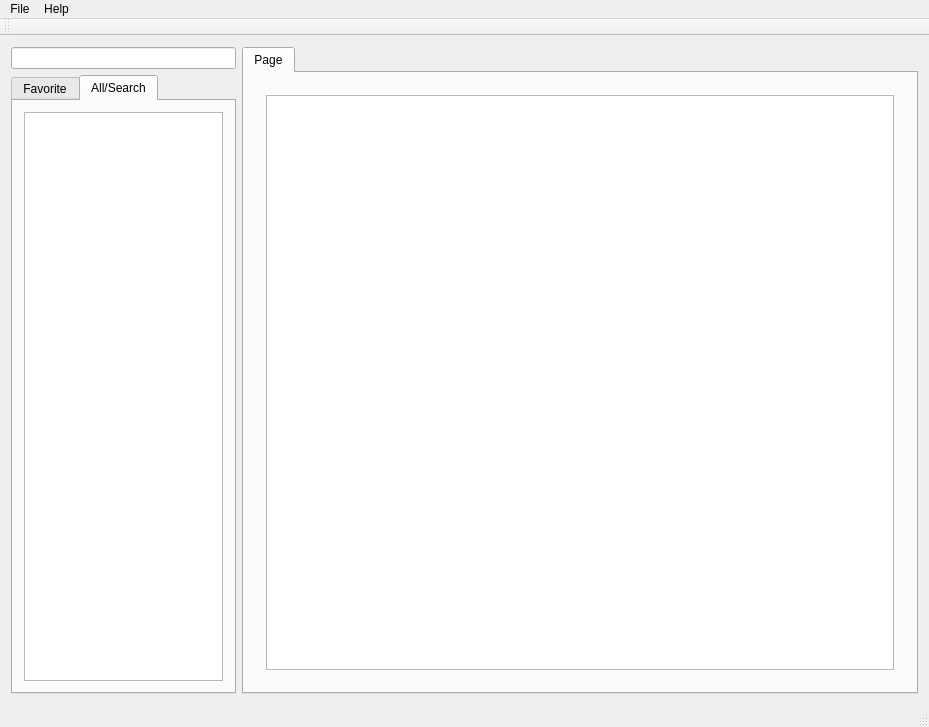
The window that OverwatchPlayerLog/UI/MainWindow.ui (yxbh/Overwatch-Player-Log) describes before a commit, drawn with Qt 5.
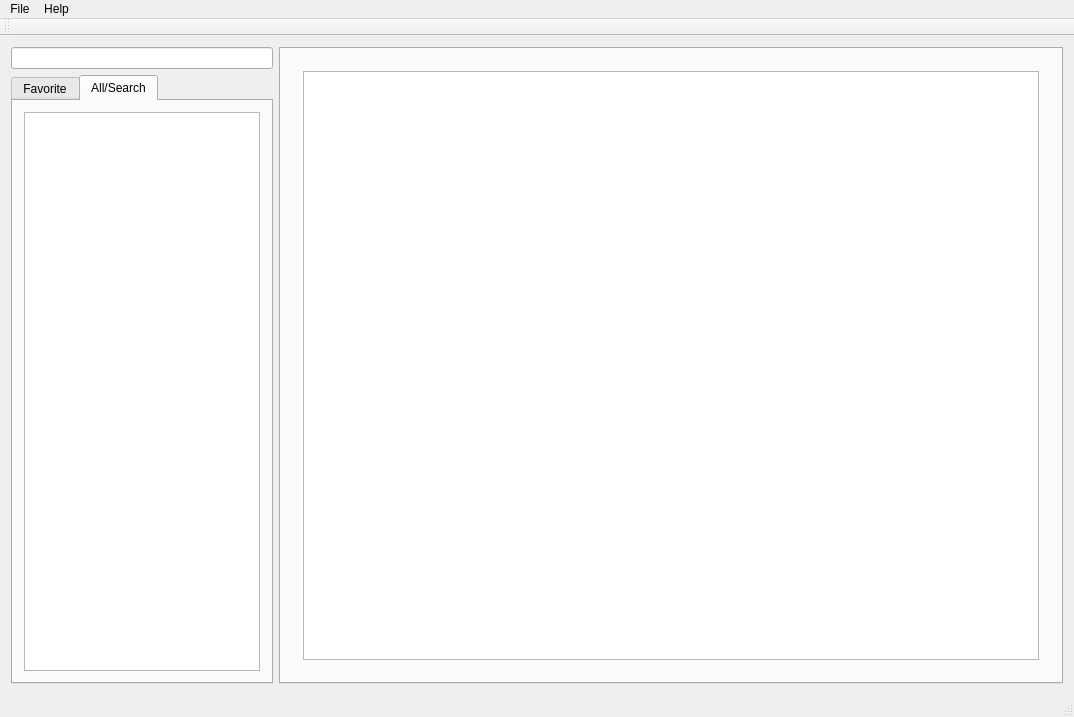
The same window after the commit. The open tabs and pages were chosen to show the change.

The edit to the form file:
```diff
--- a/OverwatchPlayerLog/UI/MainWindow.ui
+++ b/OverwatchPlayerLog/UI/MainWindow.ui
@@ -6,8 +6,8 @@
    <rect>
     <x>0</x>
     <y>0</y>
-    <width>929</width>
-    <height>727</height>
+    <width>1074</width>
+    <height>717</height>
    </rect>
   </property>
   <property name="windowTitle">
@@ -60,7 +60,16 @@
        </layout>
       </item>
       <item>
-       <widget class="QTabWidget" name="tabWidget_2">
+       <widget class="QTabWidget" name="tabWidget_playerInfos">
+        <property name="tabsClosable">
+         <bool>true</bool>
+        </property>
+        <property name="movable">
+         <bool>true</bool>
+        </property>
+        <property name="tabBarAutoHide">
+         <bool>true</bool>
+        </property>
         <widget class="QWidget" name="tab">
          <attribute name="title">
           <string>Page</string>
@@ -141,7 +150,7 @@
     <rect>
      <x>0</x>
      <y>0</y>
-     <width>929</width>
+     <width>1074</width>
      <height>20</height>
     </rect>
    </property>
```
Left out of the diff: 18 changed lines with no effect on the pictures.
